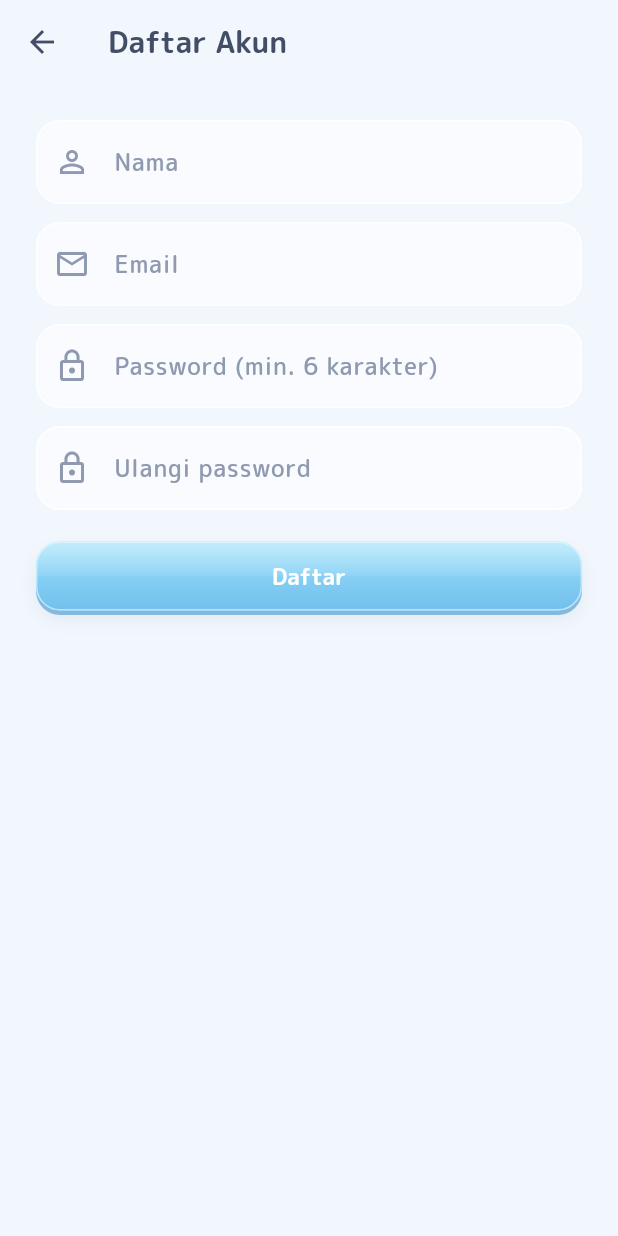
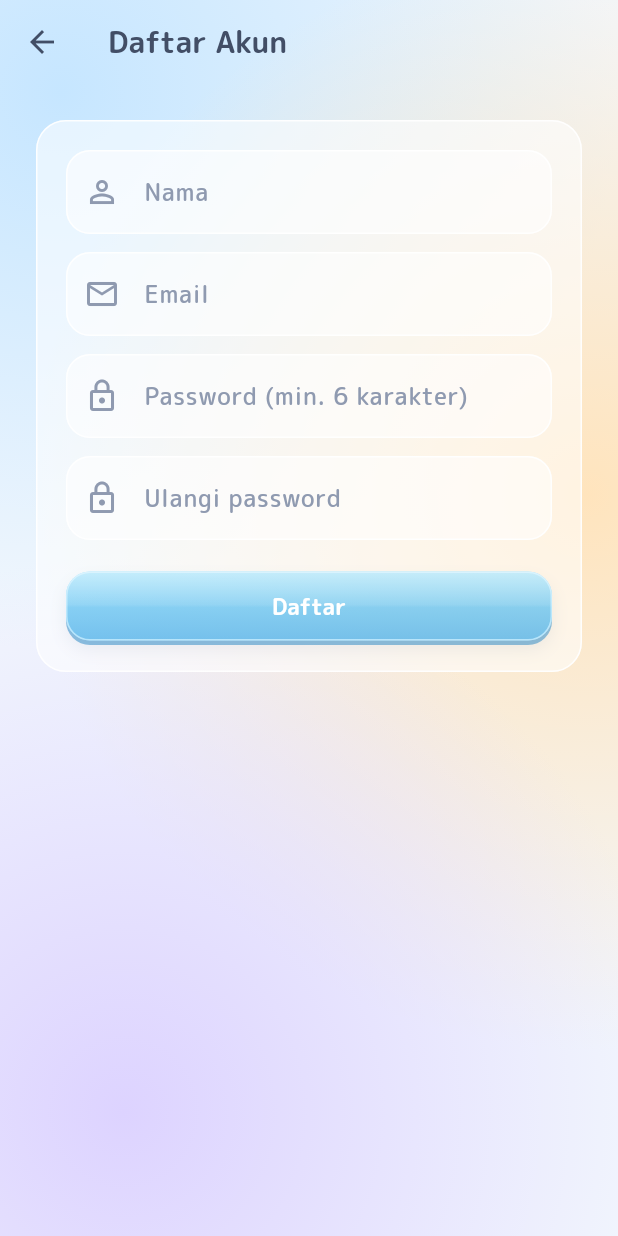
Before and after one commit to valtzyy/PhotoQuest, a Flutter app: the screen it shows after launch, after a tap on "Masuk", after a tap on "Belum punya akun? Daftar", on a phone screen of 412 x 824 dp. Run offline on Flutter 3.47's test engine with Material 3 defaults, Android fonts, the phone set to English and light mode, and no system bars; our stand-ins replace dio, flutter_local_notifications, flutter_map, flutter_secure_storage, flutter_timezone, geolocator and 6 more; accounts and stored records are empty; network calls fail.

Commit message:
feat(ui): restyle splash, login, register

```diff
--- a/photoquest_app/lib/ui/screens/login_screen.dart
+++ b/photoquest_app/lib/ui/screens/login_screen.dart
@@ -1,11 +1,15 @@
 import 'package:flutter/material.dart';
 import 'package:provider/provider.dart';
 
+import '../../core/pq_colors.dart';
 import '../../core/routes.dart';
 import '../../core/validators.dart';
 import '../../data/remote/api_exception.dart';
 import '../../providers/auth_provider.dart';
 import '../widgets/biometric_offer.dart';
+import '../widgets/glass/glass_icon_tile.dart';
+import '../widgets/glass/glass_panel.dart';
+import '../widgets/glass/pq_background.dart';
 
 class LoginScreen extends StatefulWidget {
   const LoginScreen({super.key});
@@ -55,20 +59,26 @@ class _LoginScreenState extends State<LoginScreen> {
   @override
   Widget build(BuildContext context) {
     final theme = Theme.of(context);
-    return Scaffold(
+    return PqBackground(
+      child: Scaffold(
+        backgroundColor: Colors.transparent,
         body: SafeArea(
           child: Center(
             child: SingleChildScrollView(
               padding: const EdgeInsets.all(24),
+              child: GlassPanel(
+                padding: const EdgeInsets.all(20),
                 child: Form(
                   key: _formKey,
                   child: Column(
                     crossAxisAlignment: CrossAxisAlignment.stretch,
                     children: [
-                  Icon(
-                    Icons.camera_alt_rounded,
-                    size: 64,
-                    color: theme.colorScheme.primary,
+                      const Center(
+                        child: GlassIconTile(
+                          icon: Icons.camera_alt_rounded,
+                          colors: PqPalette.tileBlue,
+                          size: 80,
+                        ),
                       ),
                       const SizedBox(height: 8),
                       Text(
@@ -98,9 +108,12 @@ class _LoginScreenState extends State<LoginScreen> {
                           prefixIcon: const Icon(Icons.lock_outline),
                           suffixIcon: IconButton(
                             icon: Icon(
-                          _obscure ? Icons.visibility : Icons.visibility_off,
+                              _obscure
+                                  ? Icons.visibility
+                                  : Icons.visibility_off,
                             ),
-                        onPressed: () => setState(() => _obscure = !_obscure),
+                            onPressed: () =>
+                                setState(() => _obscure = !_obscure),
                           ),
                         ),
                         validator: Validators.password,
@@ -119,7 +132,9 @@ class _LoginScreenState extends State<LoginScreen> {
                             ? const SizedBox(
                                 height: 20,
                                 width: 20,
-                            child: CircularProgressIndicator(strokeWidth: 2),
+                                child: CircularProgressIndicator(
+                                  strokeWidth: 2,
+                                ),
                               )
                             : const Text('Masuk'),
                       ),
@@ -138,6 +153,8 @@ class _LoginScreenState extends State<LoginScreen> {
               ),
             ),
           ),
+        ),
+      ),
     );
   }
 }
--- a/photoquest_app/lib/ui/screens/register_screen.dart
+++ b/photoquest_app/lib/ui/screens/register_screen.dart
@@ -6,6 +6,8 @@ import '../../core/validators.dart';
 import '../../data/remote/api_exception.dart';
 import '../../providers/auth_provider.dart';
 import '../widgets/biometric_offer.dart';
+import '../widgets/glass/glass_panel.dart';
+import '../widgets/glass/pq_background.dart';
 
 class RegisterScreen extends StatefulWidget {
   const RegisterScreen({super.key});
@@ -60,11 +62,15 @@ class _RegisterScreenState extends State<RegisterScreen> {
   @override
   Widget build(BuildContext context) {
     final theme = Theme.of(context);
-    return Scaffold(
+    return PqBackground(
+      child: Scaffold(
+        backgroundColor: Colors.transparent,
         appBar: AppBar(title: const Text('Daftar Akun')),
         body: SafeArea(
           child: SingleChildScrollView(
             padding: const EdgeInsets.all(24),
+            child: GlassPanel(
+              padding: const EdgeInsets.all(20),
               child: Form(
                 key: _formKey,
                 child: Column(
@@ -112,8 +118,9 @@ class _RegisterScreenState extends State<RegisterScreen> {
                         labelText: 'Ulangi password',
                         prefixIcon: Icon(Icons.lock_outline),
                       ),
-                  validator: (v) =>
-                      v != _passwordCtrl.text ? 'Password tidak sama' : null,
+                      validator: (v) => v != _passwordCtrl.text
+                          ? 'Password tidak sama'
+                          : null,
                     ),
                     if (_error != null) ...[
                       const SizedBox(height: 12),
@@ -138,6 +145,8 @@ class _RegisterScreenState extends State<RegisterScreen> {
               ),
             ),
           ),
+        ),
+      ),
     );
   }
 }
--- a/photoquest_app/lib/ui/screens/splash_screen.dart
+++ b/photoquest_app/lib/ui/screens/splash_screen.dart
@@ -2,9 +2,12 @@ import 'package:flutter/material.dart';
 import 'package:provider/provider.dart';
 
 import '../../core/config.dart';
+import '../../core/pq_colors.dart';
 import '../../core/routes.dart';
 import '../../data/repositories/auth_repository.dart';
 import '../../providers/auth_provider.dart';
+import '../widgets/glass/glass_icon_tile.dart';
+import '../widgets/glass/pq_background.dart';
 
 /// Splash: memutuskan ke mana user diarahkan saat aplikasi dibuka.
 ///
@@ -94,7 +97,9 @@ class _SplashScreenState extends State<SplashScreen> {
   @override
   Widget build(BuildContext context) {
     final theme = Theme.of(context);
-    return Scaffold(
+    return PqBackground(
+      child: Scaffold(
+        backgroundColor: Colors.transparent,
         body: SafeArea(
           child: Center(
             child: Padding(
@@ -102,10 +107,10 @@ class _SplashScreenState extends State<SplashScreen> {
               child: Column(
                 mainAxisSize: MainAxisSize.min,
                 children: [
-                Icon(
-                  Icons.camera_alt_rounded,
-                  size: 72,
-                  color: theme.colorScheme.primary,
+                  const GlassIconTile(
+                    icon: Icons.camera_alt_rounded,
+                    colors: PqPalette.tileBlue,
+                    size: 96,
                   ),
                   const SizedBox(height: 12),
                   Text('PhotoQuest', style: theme.textTheme.headlineMedium),
@@ -134,6 +139,7 @@ class _SplashScreenState extends State<SplashScreen> {
             ),
           ),
         ),
+      ),
     );
   }
 }
```
Also changed, not shown: 1 other file. Lines whose indentation alone changed are shown as unchanged.
